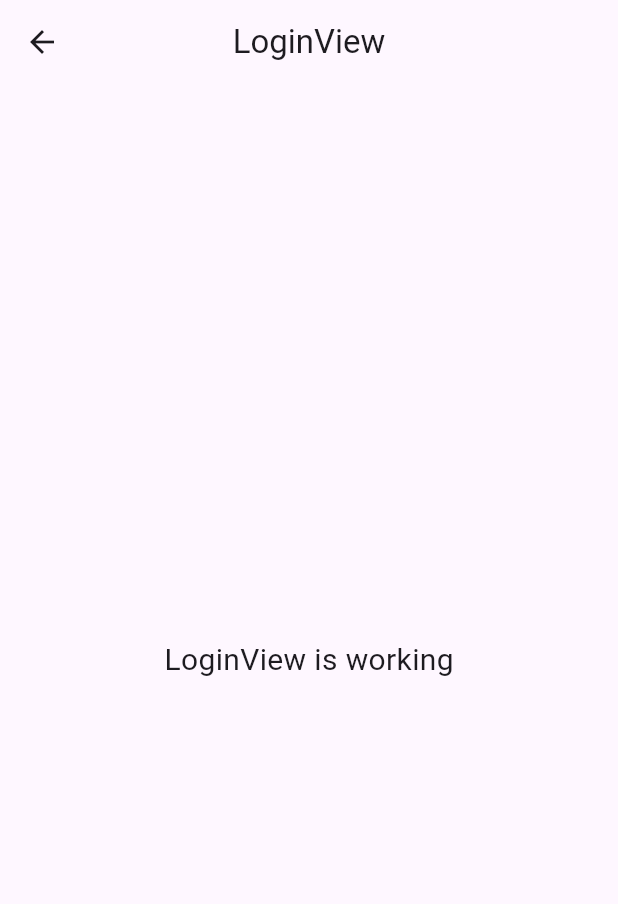
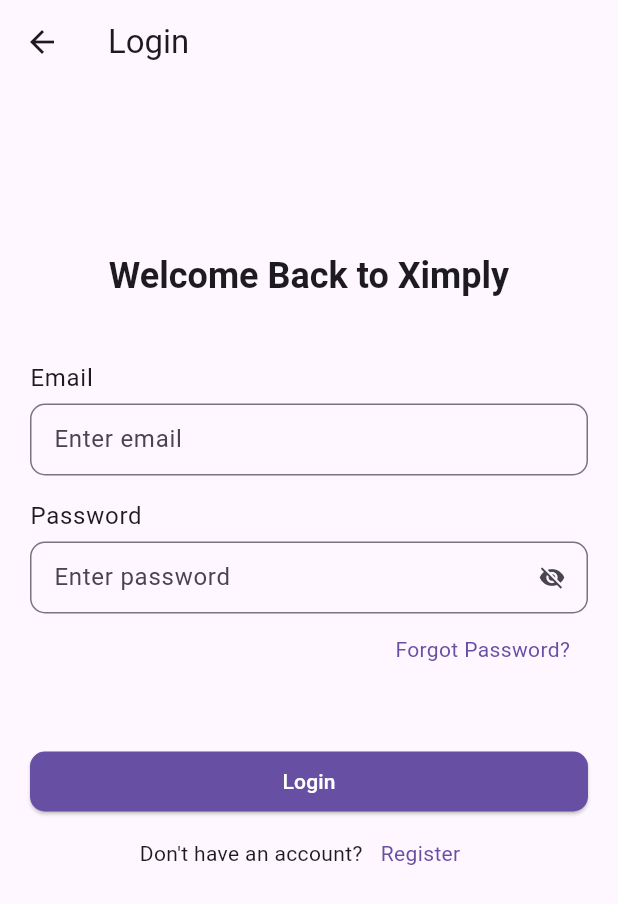
Before and after one commit to baydim/test_ximply, a Flutter app: the LoginView screen opened by its route, on a phone screen of 412 x 824 dp. Shown: the top 904 px of the screen. Run offline on Flutter 3.47's test engine with Material 3 defaults, Android fonts, the phone set to English and light mode, and no system bars; our stand-ins replace dio, get, shared_preferences; missing offline and left inert: mime_type; accounts and stored records are empty.

Commit message:
🚧 ADD FEATURE LOGIN

```diff
--- a/lib/app/data/services/service_dio/url_api.dart
+++ b/lib/app/data/services/service_dio/url_api.dart
@@ -1,4 +1,6 @@
 class UrlApi {
   /// Server base URL that has a specific purpose
-  static String? baseUrl;
+  static String baseUrl = "https://api.fonta.dev.ximply.io/v1/";
+  static String authLogin = "auth/login";
+  static String authRegister = "auth/register";
 }
--- /dev/null
+++ b/lib/app/models/payload/payload_register.dart
@@ -0,0 +1,48 @@
+// To parse this JSON data, do
+//
+//     final payloadRegister = payloadRegisterFromJson(jsonString);
+
+import 'dart:convert';
+
+PayloadRegister payloadRegisterFromJson(String str) =>
+    PayloadRegister.fromJson(json.decode(str));
+
+String payloadRegisterToJson(PayloadRegister data) =>
+    json.encode(data.toJson());
+
+class PayloadRegister {
+  String? name;
+  String? email;
+  String? password;
+  String? passwordConfirmation;
+  bool? isWhatsapp;
+  String? referralCode;
+
+  PayloadRegister({
+    this.name,
+    this.email,
+    this.password,
+    this.passwordConfirmation,
+    this.isWhatsapp,
+    this.referralCode,
+  });
+
+  factory PayloadRegister.fromJson(Map<String, dynamic> json) =>
+      PayloadRegister(
+        name: json["name"],
+        email: json["email"],
+        password: json["password"],
+        passwordConfirmation: json["password_confirmation"],
+        isWhatsapp: json["is_whatsapp"],
+        referralCode: json["referral_code"],
+      );
+
+  Map<String, dynamic> toJson() => {
+        "name": name,
+        "email": email,
+        "password": password,
+        "password_confirmation": passwordConfirmation,
+        "is_whatsapp": isWhatsapp,
+        "referral_code": referralCode,
+      };
+}
--- a/lib/app/modules/login/bindings/login_binding.dart
+++ b/lib/app/modules/login/bindings/login_binding.dart
@@ -5,8 +5,8 @@
 class LoginBinding extends Bindings {
   @override
   void dependencies() {
-    Get.lazyPut<LoginController>(
-      () => LoginController(),
+    Get.put<LoginController>(
+      LoginController(),
     );
   }
 }
--- a/lib/app/modules/login/views/login_view.dart
+++ b/lib/app/modules/login/views/login_view.dart
@@ -1,24 +1,175 @@
 import 'package:flutter/material.dart';
 
 import 'package:get/get.dart';
+import 'package:test_ximply/app/themes/app_theme.dart';
 
+import '../../../routes/app_pages.dart';
 import '../controllers/login_controller.dart';
 
 class LoginView extends GetView<LoginController> {
   const LoginView({super.key});
   @override
   Widget build(BuildContext context) {
+    return Obx(() {
       return Scaffold(
         appBar: AppBar(
-        title: const Text('LoginView'),
-        centerTitle: true,
+          title: const Text('Login'),
+          centerTitle: false,
         ),
-      body: const Center(
+        body: Form(
+          key: controller.formKey.value,
+          child: ListView(
+            padding: const EdgeInsets.symmetric(
+              horizontal: 20,
+            ),
+            children: [
+              const SizedBox(
+                height: kToolbarHeight * 2,
+              ),
+              Center(
                 child: Text(
-          'LoginView is working',
-          style: TextStyle(fontSize: 20),
+                  "Welcome Back to Ximply",
+                  style: context.txtStyl.headlineSmall?.copyWith(
+                    fontWeight: FontWeight.bold,
+                  ),
+                ),
+              ),
+              const SizedBox(
+                height: 40,
+              ),
+
+              Text(
+                "Email",
+                style: context.txtStyl.bodyLarge,
+              ),
+              const SizedBox(
+                height: 5,
+              ),
+              TextFormField(
+                controller: controller.emailController,
+                decoration: InputDecoration(
+                  isDense: true,
+                  hintText: "Enter email",
+                  border: OutlineInputBorder(
+                    borderRadius: BorderRadius.circular(10),
+                  ),
+                ),
+                validator: (v) {
+                  if (v == null || v.isEmpty) {
+                    return "Email is required";
+                  } else if (!GetUtils.isEmail(v)) {
+                    return "Email is invalid";
+                  } else {
+                    return null;
+                  }
+                },
+              ),
+              const SizedBox(
+                height: 15,
+              ),
+              Text(
+                "Password",
+                style: context.txtStyl.bodyLarge,
+              ),
+              const SizedBox(
+                height: 5,
+              ),
+              TextFormField(
+                controller: controller.passwordController,
+                obscureText: controller.isObscure.value,
+                decoration: InputDecoration(
+                  isDense: true,
+                  hintText: "Enter password",
+                  border: OutlineInputBorder(
+                    borderRadius: BorderRadius.circular(10),
+                  ),
+                  suffixIcon: IconButton(
+                    onPressed: () {
+                      controller.funcShowHide();
+                    },
+                    icon: Icon(
+                      controller.isObscure.value
+                          ? Icons.visibility_off
+                          : Icons.visibility,
+                    ),
+                  ),
+                ),
+                validator: (v) {
+                  if (v == null || v.isEmpty) {
+                    return "Password is required";
+                  }
+                  return null;
+                },
+              ),
+              // text forgot password
+              Row(
+                mainAxisAlignment: MainAxisAlignment.end,
+                children: [
+                  TextButton(
+                    onPressed: () {
+                      // Get.toNamed(Routes.FORGOT_PASS);
+                    },
+                    child: Text(
+                      "Forgot Password?",
+                      style: context.txtStyl.bodyMedium?.copyWith(
+                        color: context.clrStyl.primary,
+                      ),
+                    ),
+                  ),
+                ],
+              ),
+              const SizedBox(
+                height: 40,
+              ),
+              ElevatedButton(
+                style: ElevatedButton.styleFrom(
+                  backgroundColor: context.clrStyl.primary,
+                  foregroundColor: context.clrStyl.onPrimary,
+                  shape: RoundedRectangleBorder(
+                    borderRadius: BorderRadius.circular(10),
+                  ),
+                ),
+                onPressed: controller.isLoadLogin.value
+                    ? () {}
+                    : () {
+                        controller.funcLogin();
+                      },
+                child: controller.isLoadLogin.value
+                    ? Text("Loading...")
+                    : Text("Login"),
+              ),
+
+              /// dont have an account
+
+              Row(
+                mainAxisAlignment: MainAxisAlignment.center,
+                children: [
+                  Text(
+                    "Don't have an account?",
+                    style: context.txtStyl.bodyMedium,
+                  ),
+                  TextButton(
+                    onPressed: () {
+                      Get.toNamed(
+                        Routes.REGISTER,
+                      );
+                    },
+                    child: Text(
+                      "Register",
+                      style: context.txtStyl.bodyMedium?.copyWith(
+                        color: context.clrStyl.primary,
+                      ),
+                    ),
+                  ),
+                ],
+              ),
+              const SizedBox(
+                height: kToolbarHeight * 4,
+              ),
+            ],
           ),
         ),
       );
+    });
   }
 }
--- a/lib/app/modules/splash/bindings/splash_binding.dart
+++ b/lib/app/modules/splash/bindings/splash_binding.dart
@@ -5,8 +5,8 @@
 class SplashBinding extends Bindings {
   @override
   void dependencies() {
-    Get.lazyPut<SplashController>(
-      () => SplashController(),
+    Get.put<SplashController>(
+      SplashController(),
     );
   }
 }
--- a/lib/main.dart
+++ b/lib/main.dart
@@ -6,10 +6,24 @@
 
 void main() {
   runApp(
-    GetMaterialApp(
-      title: "Application",
-      initialRoute: AppPages.INITIAL,
-      getPages: AppPages.routes,
-    ),
+    MyApp(),
   );
 }
+
+class MyApp extends StatelessWidget {
+  const MyApp({super.key});
+
+  @override
+  Widget build(BuildContext context) {
+    return GestureDetector(
+      onTap: () {
+        Get.focusScope?.unfocus();
+      },
+      child: GetMaterialApp(
+        title: "Ximply",
+        initialRoute: AppPages.INITIAL,
+        getPages: AppPages.routes,
+      ),
+    );
+  }
+}
--- a/pubspec.yaml
+++ b/pubspec.yaml
@@ -40,6 +40,7 @@
   http_parser: ^4.1.2
   shared_preferences: ^2.3.5
   image_picker: ^1.1.2
+  permission_handler: ^11.3.1
 
 dev_dependencies:
   flutter_test:
```
Also changed, not shown: lib/app/data/repositories/repos_auth.dart (+29 -1 lines), lib/app/data/services/service_dio/service_dio.dart (+16 -35 lines), lib/app/data/services/service_shared/service_shared.dart (+4 -4 lines), lib/app/modules/login/controllers/login_controller.dart (+35 -14 lines), lib/app/modules/splash/controllers/splash_controller.dart (+12 -13 lines), lib/app/modules/splash/views/splash_view.dart (+6 -7 lines), lib/app/widget/app_snackbar.dart (added, +23 -0 lines), pubspec.lock, 2 other files. Lines whose indentation alone changed are shown as unchanged.
